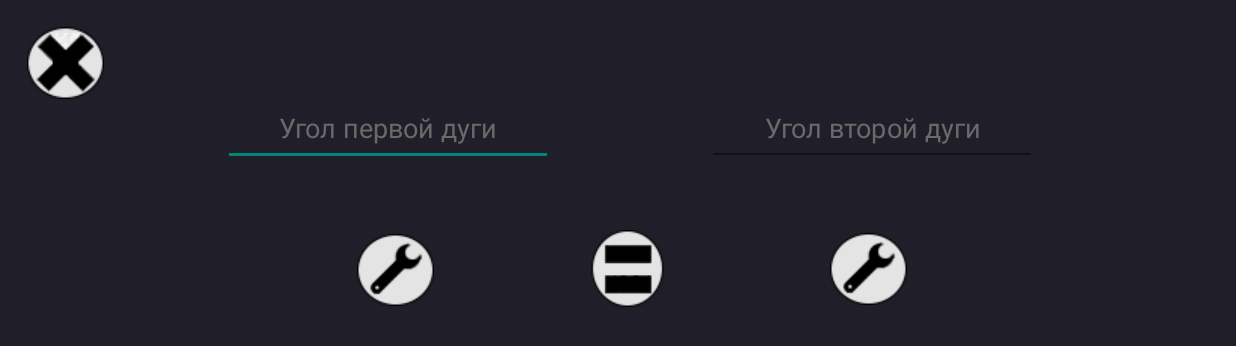
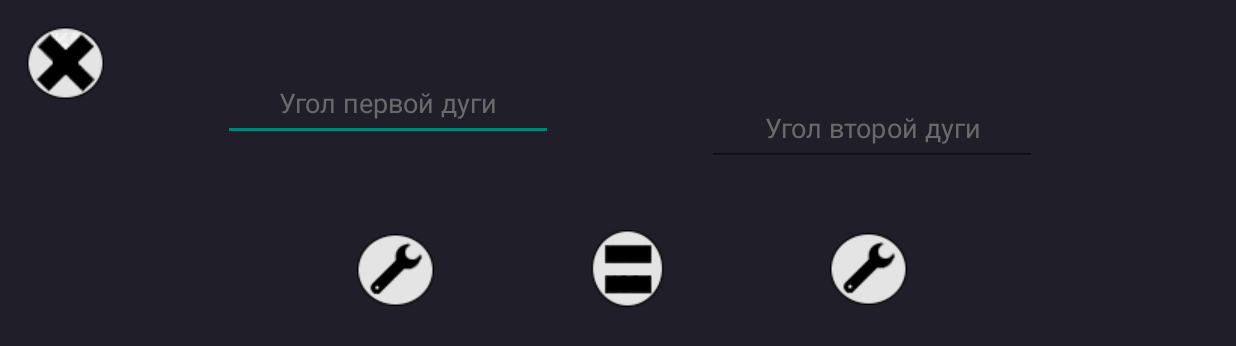
Before and after one commit to Nowikow/KobbaApp, an Android app: the screen it shows after launch (MainActivity), on a phone screen of 824 x 412 dp (held sideways). Shown: the top 346 px of the screen. Run offline under Robolectric (Android 15) with nearby library versions, the phone set to English and light mode, and no system bars.

Commit message:
test commit

```diff
--- a/app/src/main/res/layout/activity_main.xml
+++ b/app/src/main/res/layout/activity_main.xml
@@ -26,7 +26,7 @@
         app:layout_constraintHorizontal_bias="0.246"
         app:layout_constraintStart_toStartOf="parent"
         app:layout_constraintTop_toTopOf="parent"
-        app:layout_constraintVertical_bias="0.168" />
+        app:layout_constraintVertical_bias="0.121" />
 
     <EditText
         android:id="@+id/angleDiffTwo"
```
